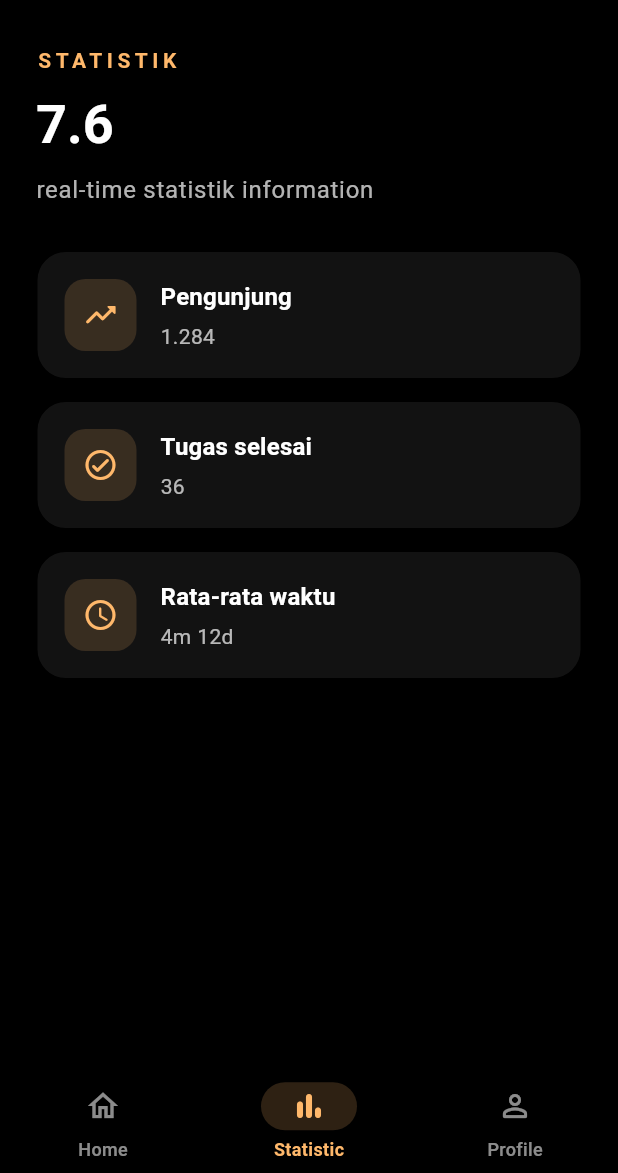
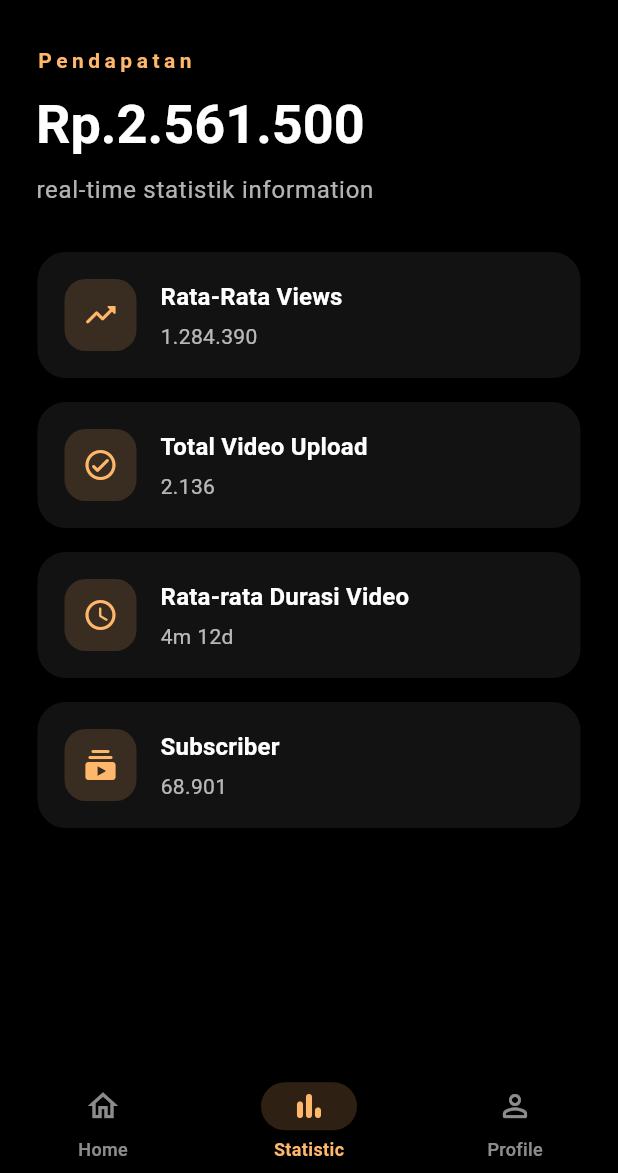
Before and after one commit to fikii31/NexonApp, a Flutter app: the screen it shows after launch, item 2 of the bottom bar chosen, on a phone screen of 412 x 824 dp, the part 63-1236 px from its top. Run offline on Flutter 3.47's test engine with Material 3 defaults, Android fonts, the phone set to English and light mode, and no system bars.

Commit message:
Update : UI in Profile & Statistik information

```diff
--- a/lib/home.dart
+++ b/lib/home.dart
@@ -400,7 +400,7 @@ class _HomeView extends StatelessWidget {
           child: _InfoCard(
             icon: Icons.bolt_rounded,
             title: 'Task',
-            value: 'Jalankan tugas utama dalam satu ketukan.',
+            value: 'Tingkatkan peluang keberhasilan akun kamu dengan menyelesaikan tugas.',
           ),
         ),
         _Reveal(
@@ -428,8 +428,8 @@ class _StaticView extends StatelessWidget {
         _Reveal(
           index: 0,
           child: _PageHeader(
-            label: 'STATISTIK',
-            title: '7.6',
+            label: 'Pendapatan',
+            title: 'Rp.2.561.500',
             subtitle: 'real-time statistik information',
           ),
         ),
@@ -437,26 +437,32 @@ class _StaticView extends StatelessWidget {
           index: 1,
           child: _InfoCard(
             icon: Icons.trending_up_rounded,
-            title: 'Pengunjung',
-            value: '1.284',
+            title: 'Rata-Rata Views',
+            value: '1.284.390',
           ),
         ),
         _Reveal(
           index: 2,
           child: _InfoCard(
             icon: Icons.check_circle_outline_rounded,
-            title: 'Tugas selesai',
-            value: '36',
+            title: 'Total Video Upload',
+            value: '2.136',
           ),
         ),
         _Reveal(
           index: 3,
           child: _InfoCard(
             icon: Icons.schedule_rounded,
-            title: 'Rata-rata waktu',
+            title: 'Rata-rata Durasi Video',
             value: '4m 12d',
           ),
         ),
+        _Reveal(
+          index: 4,
+          child: _InfoCard(icon: Icons.subscriptions_rounded,
+          title: 'Subscriber',
+          value: '68.901'),
+          )
       ],
     );
   }
@@ -498,7 +504,7 @@ class _ProfileView extends StatelessWidget {
               ),
               const SizedBox(height: 16),
               Text(
-                'Taufik Hidayat',
+                'The Shape of Town',
                 style: TextStyle(
                   color: p.text,
                   fontSize: 22,
@@ -508,6 +514,11 @@ class _ProfileView extends StatelessWidget {
               const SizedBox(height: 4),
               Text(
                 'fikii0631@gmail.com',
+                style: TextStyle(color: p.textMuted),
+              ),
+              const SizedBox(height: 4),
+              Text(
+                'LV.78 (Intermediate Level)',
                 style: TextStyle(color: p.textMuted),
               ),
               const SizedBox(height: 28),
--- a/lib/main.dart
+++ b/lib/main.dart
@@ -10,7 +10,7 @@ class MyApp extends StatelessWidget {
   Widget build(BuildContext context){
     return MaterialApp(
       debugShowCheckedModeBanner: false,
-     title: 'Aplikasi',
+     title: 'Nexon Mobile App',
      theme: ThemeData(
       primarySwatch: Colors.deepPurple,
      ),
```
Also changed, not shown: 1 other file.
